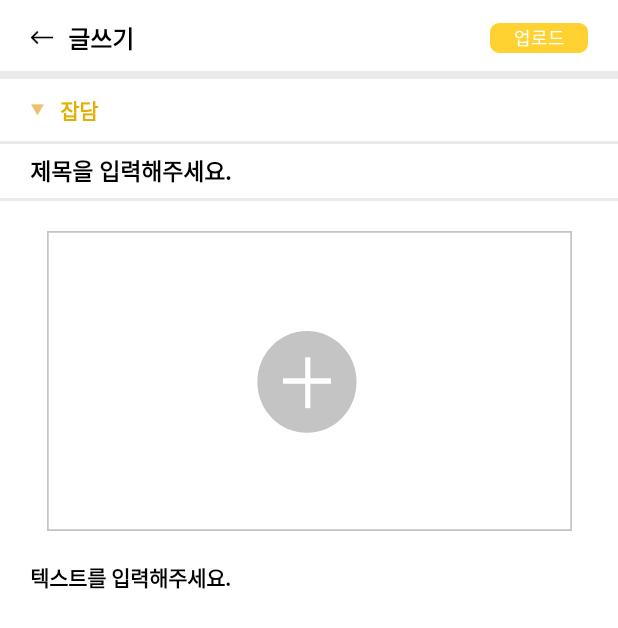
After one commit to mummoom/Android, an Android app: the WriteActivity screen opened directly, with no data from a screen before it, on a phone screen of 412 x 824 dp. The commit adds this screen. Shown: the top 628 px of the screen. Run offline under Robolectric (Android 15) with nearby library versions, the phone set to English and light mode, and no system bars.

Commit message:
Added WriteActivity and modified the overall UI.

```diff
--- /dev/null
+++ b/app/src/main/java/com/mummoom/md/ui/main/community/WriteActivity.kt
@@ -0,0 +1,15 @@
+package com.mummoom.md.ui.main.community
+
+import com.mummoom.md.databinding.ActivityWriteBinding
+import com.mummoom.md.ui.BaseActivity
+
+class WriteActivity : BaseActivity<ActivityWriteBinding>(ActivityWriteBinding::inflate) {
+
+    override fun initAfterBinding() {
+
+        binding.writeArrowIv.setOnClickListener {
+            finish()
+        }
+    }
+
+}
--- /dev/null
+++ b/app/src/main/res/drawable/ic_down_yellow.xml
@@ -0,0 +1,9 @@
+<vector xmlns:android="http://schemas.android.com/apk/res/android"
+    android:width="9dp"
+    android:height="7dp"
+    android:viewportWidth="9"
+    android:viewportHeight="7">
+  <path
+      android:pathData="M4.5,7L0.60289,0.25L8.39711,0.25L4.5,7Z"
+      android:fillColor="#EDC06D"/>
+</vector>
--- /dev/null
+++ b/app/src/main/res/drawable/ic_plus_big.xml
@@ -0,0 +1,24 @@
+<vector xmlns:android="http://schemas.android.com/apk/res/android"
+    android:width="307dp"
+    android:height="171dp"
+    android:viewportWidth="307"
+    android:viewportHeight="171">
+  <path
+      android:strokeWidth="1"
+      android:pathData="M0.5,0.5h306v170h-306z"
+      android:fillColor="#00000000"
+      android:strokeColor="#C4C4C4"/>
+  <path
+      android:pathData="M181,86C181,102.016 168.016,115 152,115C135.984,115 123,102.016 123,86C123,69.984 135.984,57 152,57C168.016,57 181,69.984 181,86Z"
+      android:fillColor="#C4C4C4"/>
+  <path
+      android:pathData="M138,85.5L166,85.5"
+      android:strokeWidth="3"
+      android:fillColor="#00000000"
+      android:strokeColor="#ffffff"/>
+  <path
+      android:pathData="M152.5,72L152.5,101"
+      android:strokeWidth="3"
+      android:fillColor="#00000000"
+      android:strokeColor="#ffffff"/>
+</vector>
--- /dev/null
+++ b/app/src/main/res/drawable/rounding_solid_yellow.xml
@@ -0,0 +1,11 @@
+<?xml version="1.0" encoding="utf-8"?>
+<selector xmlns:android="http://schemas.android.com/apk/res/android">
+    <item>
+        <shape>
+            <corners android:radius="5dp"/>
+            <stroke android:color="#ffd231"
+                android:width="1dp"/>
+            <solid android:color="#ffd231"/>
+        </shape>
+    </item>
+</selector>
--- /dev/null
+++ b/app/src/main/res/layout/activity_write.xml
@@ -0,0 +1,134 @@
+<?xml version="1.0" encoding="utf-8"?>
+<androidx.constraintlayout.widget.ConstraintLayout xmlns:android="http://schemas.android.com/apk/res/android"
+    android:layout_width="match_parent"
+    android:layout_height="match_parent"
+    xmlns:app="http://schemas.android.com/apk/res-auto">
+
+    <ImageView
+        android:id="@+id/write_arrow_iv"
+        android:layout_width="15dp"
+        android:layout_height="10dp"
+        android:src="@drawable/ic_arrow"
+        app:layout_constraintStart_toStartOf="parent"
+        app:layout_constraintTop_toTopOf="parent"
+        android:layout_marginStart="20dp"
+        android:layout_marginTop="20dp"/>
+
+    <TextView
+        android:id="@+id/write_write_tv"
+        android:layout_width="wrap_content"
+        android:layout_height="wrap_content"
+        android:text="글쓰기"
+        android:textSize="16sp"
+        android:textColor="@color/black"
+        android:textStyle="bold"
+        app:layout_constraintStart_toEndOf="@id/write_arrow_iv"
+        app:layout_constraintTop_toTopOf="@id/write_arrow_iv"
+        app:layout_constraintBottom_toBottomOf="@id/write_arrow_iv"
+        android:layout_marginStart="10dp"/>
+
+    <TextView
+        android:layout_width="65dp"
+        android:layout_height="20dp"
+        android:layout_marginEnd="20dp"
+        android:text="업로드"
+        android:textSize="12sp"
+        android:textColor="@color/white"
+        android:background="@drawable/rounding_solid_yellow"
+        android:gravity="center"
+        app:layout_constraintEnd_toEndOf="parent"
+        app:layout_constraintTop_toTopOf="@id/write_write_tv"
+        app:layout_constraintBottom_toBottomOf="@id/write_write_tv"/>
+
+    <View
+        android:id="@+id/write_line_view"
+        android:layout_width="match_parent"
+        android:layout_height="5dp"
+        android:background="#EAEAEA"
+        app:layout_constraintTop_toBottomOf="@id/write_write_tv"
+        android:layout_marginTop="10dp"/>
+
+    <ImageView
+        android:id="@+id/write_downYellow_iv"
+        android:layout_width="10dp"
+        android:layout_height="10dp"
+        android:src="@drawable/ic_down_yellow"
+        app:layout_constraintStart_toStartOf="@id/write_arrow_iv"
+        app:layout_constraintTop_toBottomOf="@id/write_line_view"
+        android:layout_marginTop="15dp"/>
+
+    <TextView
+        android:id="@+id/write_category_tv"
+        android:layout_width="wrap_content"
+        android:layout_height="wrap_content"
+        android:text="잡담"
+        android:textColor="#e1b000"
+        android:textSize="14sp"
+        android:textStyle="bold"
+        app:layout_constraintStart_toEndOf="@id/write_downYellow_iv"
+        app:layout_constraintTop_toTopOf="@id/write_downYellow_iv"
+        app:layout_constraintBottom_toBottomOf="@id/write_downYellow_iv"
+        android:layout_marginStart="10dp"/>
+
+    <View
+        android:id="@+id/write_line2_view"
+        android:layout_width="match_parent"
+        android:layout_height="2dp"
+        android:background="#EAEAEA"
+        app:layout_constraintTop_toBottomOf="@id/write_category_tv"
+        android:layout_marginTop="10dp"/>
+
+    <EditText
+        android:id="@+id/write_title_et"
+        android:layout_width="match_parent"
+        android:layout_height="36dp"
+        android:layout_marginStart="20dp"
+        android:layout_marginEnd="20dp"
+        android:hint="제목을 입력해주세요."
+        android:textColorHint="@color/black"
+        android:background="@color/transparent"
+        android:textSize="15sp"
+        android:textStyle="bold"
+        android:textColor="@color/black"
+        android:gravity="center_vertical"
+        app:layout_constraintTop_toBottomOf="@id/write_line2_view"
+        app:layout_constraintBottom_toTopOf="@id/write_line3_view"
+        app:layout_constraintStart_toStartOf="@id/write_arrow_iv"/>
+
+    <View
+        android:id="@+id/write_line3_view"
+        android:layout_width="match_parent"
+        android:layout_height="2dp"
+        android:background="#EAEAEA"
+        app:layout_constraintTop_toBottomOf="@id/write_title_et" />
+
+    <ImageView
+        android:id="@+id/write_addImg_iv"
+        android:layout_width="350dp"
+        android:layout_height="200dp"
+        android:scaleType="fitXY"
+        android:layout_marginTop="20dp"
+        android:src="@drawable/ic_plus_big"
+        app:layout_constraintStart_toStartOf="parent"
+        app:layout_constraintEnd_toEndOf="parent"
+        app:layout_constraintTop_toBottomOf="@id/write_line3_view"/>
+
+    <EditText
+        android:id="@+id/write_content_et"
+        android:layout_width="match_parent"
+        android:layout_height="wrap_content"
+        android:layout_marginStart="20dp"
+        android:layout_marginEnd="20dp"
+        android:layout_marginTop="20dp"
+        android:hint="텍스트를 입력해주세요."
+        android:textColorHint="@color/black"
+        android:background="@color/transparent"
+        android:textSize="14sp"
+        android:textStyle="bold"
+        android:textColor="@color/black"
+        android:gravity="center_vertical"
+        app:layout_constraintTop_toBottomOf="@id/write_addImg_iv"
+        app:layout_constraintStart_toStartOf="@id/write_arrow_iv"/>
+
+
+</androidx.constraintlayout.widget.ConstraintLayout>
```
Also changed, not shown: app/src/main/AndroidManifest.xml (+10 -0 lines), app/src/main/java/com/mummoom/md/ui/main/community/CommunityFragment.kt (+8 -0 lines), app/src/main/res/drawable/ic_search.xml (added, +16 -0 lines), app/src/main/res/drawable/rounding_line_yellow.xml (added, +10 -0 lines), app/src/main/res/layout/activity_myprofile.xml (+88 -82 lines), app/src/main/res/layout/activity_mysetting.xml (+3 -35 lines), app/src/main/res/layout/fragment_community.xml (+49 -66 lines), app/src/main/res/layout/fragment_mypage.xml (+1 -59 lines), app/src/main/res/drawable/ic_write.png (added).
